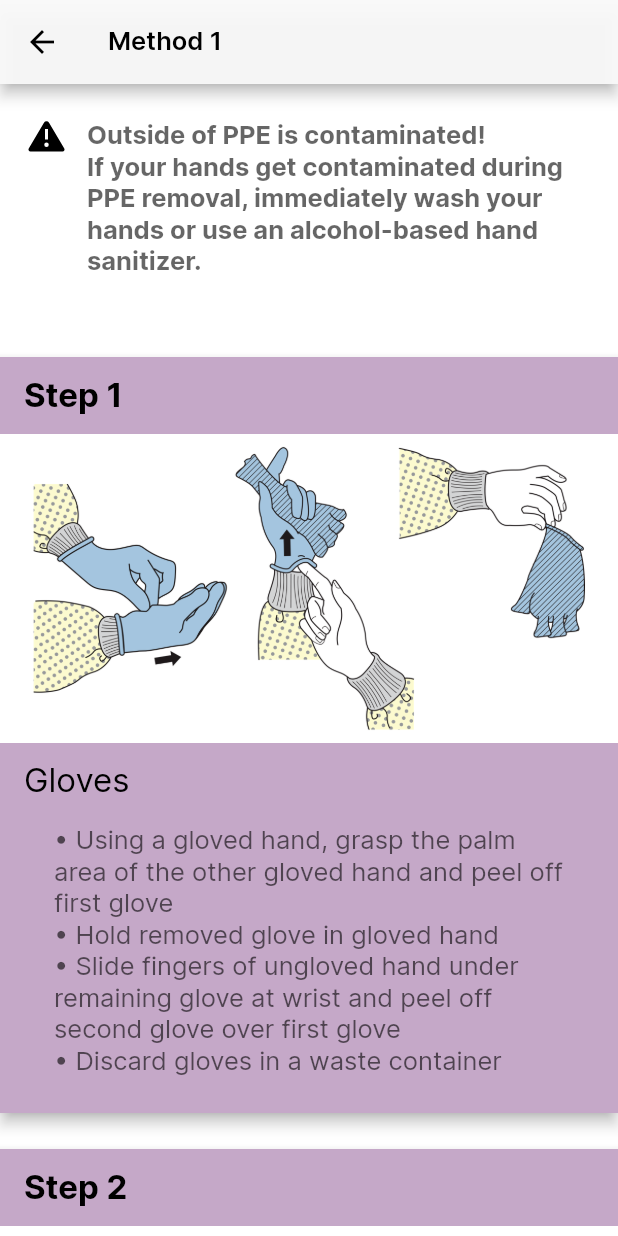
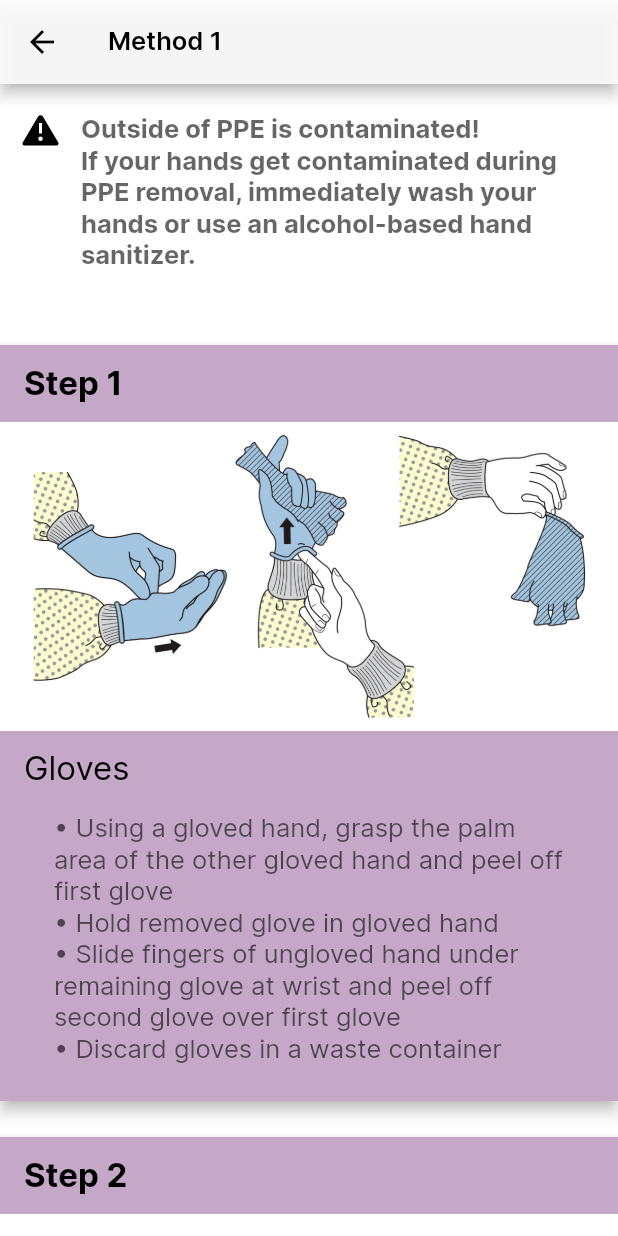
Before and after one commit to Western-Health-Covid19-Collaboration/wh_covid19_app, a Flutter app: the PPEOffGuidance1 screen opened by its route, on a phone screen of 412 x 824 dp. Run offline on Flutter 3.47's test engine with Material 2 defaults, Android fonts, the phone set to English and light mode, and no system bars; our stand-ins replace chewie, flutter_svg, flutter_widget_from_html, package_info, shared_preferences, video_player; missing offline and left inert: matrix_gesture_detector; accounts and stored records are empty; project files that could hold a hidden picture were left out.

Commit message:
notification banner cleanup

```diff
--- a/lib/widget/notification_banner.dart
+++ b/lib/widget/notification_banner.dart
@@ -22,7 +22,7 @@ class NotificationBanner extends StatelessWidget {
     return Container(
       color: backgroundColor,
       child: Padding(
-        padding: const EdgeInsets.fromLTRB(16, 20, 16, 20),
+        padding: const EdgeInsets.fromLTRB(12, 16, 12, 16),
         child: Row(
           crossAxisAlignment: CrossAxisAlignment.start,
           children: <Widget>[
```
